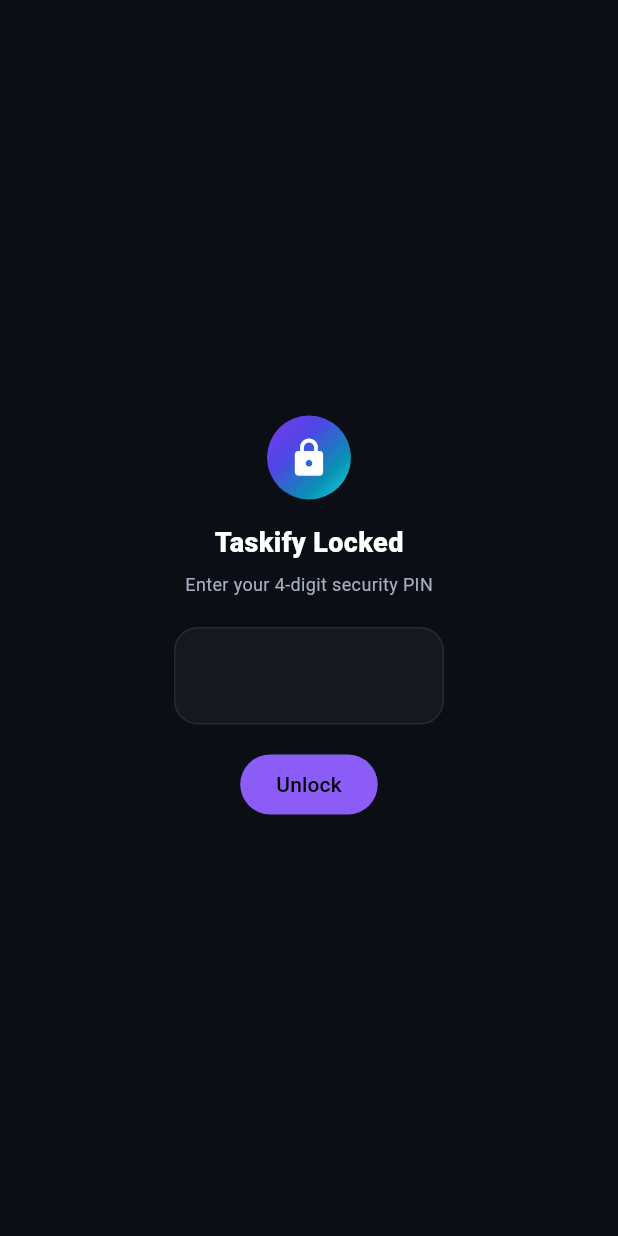
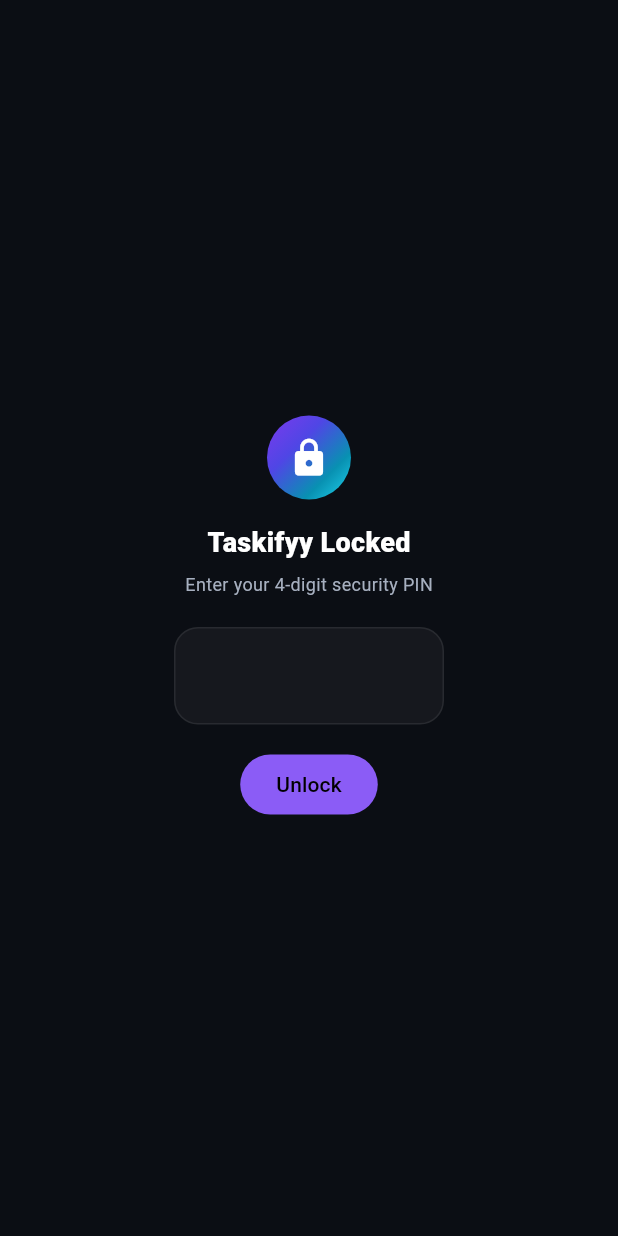
Before and after one commit to iMasterQuizBot/taskify-fragment, a Flutter app: the PinLockScreen screen opened directly with empty values, on a phone screen of 412 x 824 dp. Run offline on Flutter 3.47's test engine with Material 3 defaults, Android fonts, the phone set to English and light mode, and no system bars; our stand-ins replace audioplayers, file_picker, flutter_local_notifications, flutter_secure_storage, flutter_tts, image_picker and 8 more; missing offline and left inert: record, webview_flutter_android; accounts and stored records are empty.

Commit message:
Add files via upload

```diff
--- a/lib/app_database.dart
+++ b/lib/app_database.dart
@@ -16,7 +16,7 @@ class AppDatabase {
 
     _db = await openDatabase(
       path,
-      version: 9,
+      version: 10,
       onCreate: (db, version) async {
         await db.execute('''
           CREATE TABLE tasks (
@@ -107,7 +107,7 @@ class AppDatabase {
         await db.insert('settings', {'key': 'streakTarget', 'value': '80'});
         await db.insert('settings', {'key': 'carryForward', 'value': '0'});
         await db.insert('settings', {'key': 'theme', 'value': 'dark'});
-        await db.insert('settings', {'key': 'appTitle', 'value': 'Taskify'});
+        await db.insert('settings', {'key': 'appTitle', 'value': 'Taskifyy'});
         await db.insert('settings', {'key': 'notificationLeadTime', 'value': '5'});
         await db.insert('settings', {'key': 'refreshRateMode', 'value': '120'});
         await db.insert('settings', {'key': 'streakFreezeTokens', 'value': '2'});
@@ -174,6 +174,11 @@ class AppDatabase {
               updatedAt TEXT NOT NULL
             )
           ''');
+        }
+        if (oldV < 10) {
+          try {
+            await db.update('settings', {'value': 'Taskifyy'}, where: "key = 'appTitle' AND value = 'Taskify'");
+          } catch (_) {}
         }
       },
     );
--- a/lib/settings_page.dart
+++ b/lib/settings_page.dart
@@ -498,7 +498,7 @@ class _SettingsPageState extends State<SettingsPage> {
           controller: controller,
           autofocus: true,
           maxLength: 40,
-          decoration: const InputDecoration(labelText: 'Display name', hintText: 'Taskify'),
+          decoration: const InputDecoration(labelText: 'Display name', hintText: 'Taskifyy'),
         ),
         actions: [
           TextButton(onPressed: () => Navigator.pop(context), child: const Text('Cancel')),
--- a/lib/taskify_app.dart
+++ b/lib/taskify_app.dart
@@ -19,7 +19,7 @@ class MyDailyRoutineApp extends StatefulWidget {
 
 class _MyDailyRoutineAppState extends State<MyDailyRoutineApp> {
   ThemeMode themeMode = ThemeMode.dark;
-  String appTitle = 'Taskify';
+  String appTitle = 'Taskifyy';
   int notificationLeadTime = 5;
   String refreshRateMode = '120';
   bool isLocked = false;
@@ -44,7 +44,7 @@ class _MyDailyRoutineAppState extends State<MyDailyRoutineApp> {
 
     if (mounted) {
       setState(() {
-        appTitle = (savedTitle == null || savedTitle.trim().isEmpty) ? 'Taskify' : savedTitle.trim();
+        appTitle = (savedTitle == null || savedTitle.trim().isEmpty) ? 'Taskifyy' : savedTitle.trim();
         notificationLeadTime = int.tryParse(savedLead ?? '5') ?? 5;
         refreshRateMode = savedRefresh ?? '120';
         savedPin = pin ?? '';
@@ -316,7 +316,7 @@ class _PinLockScreenState extends State<PinLockScreen> {
                 child: const Icon(Icons.lock_rounded, color: Colors.white, size: 28),
               ),
               const SizedBox(height: 16),
-              const Text('Taskify Locked', style: TextStyle(color: Colors.white, fontSize: 18, fontWeight: FontWeight.w900)),
+              const Text('Taskifyy Locked', style: TextStyle(color: Colors.white, fontSize: 18, fontWeight: FontWeight.w900)),
               const SizedBox(height: 6),
               const Text('Enter your 4-digit security PIN', style: TextStyle(color: AppColors.textSecondary, fontSize: 12)),
               const SizedBox(height: 20),
```
Also changed, not shown: lib/main.dart (+21 -13 lines).
